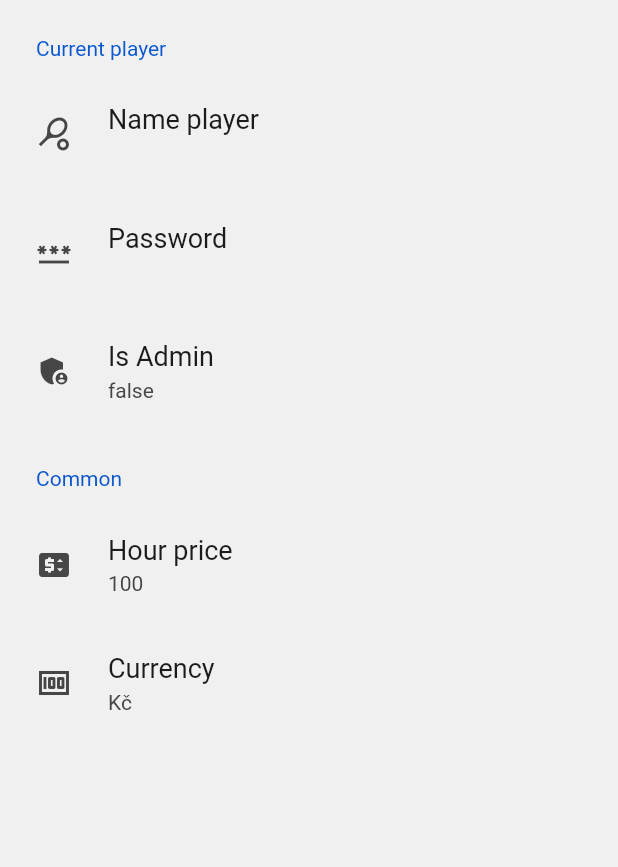
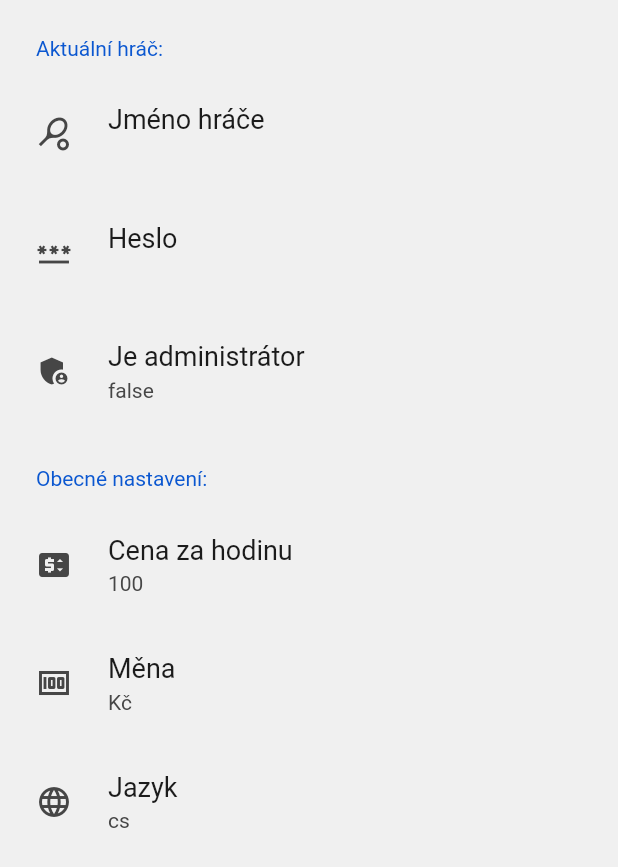
Before and after one commit to jelazi/tennis_cash_court, a Flutter app: the SettingsScreen screen opened directly, on a phone screen of 412 x 824 dp. Shown: the top 867 px of the screen. Run offline on Flutter 3.47's test engine with Material 2 defaults, Android fonts, the phone set to English and light mode, and no system bars; drawn by our look-alikes of settings_ui; our stand-ins replace datetime_picker_formfield, equatable, firebase_core, firebase_database, flutter_slidable, get and 3 more; missing offline and left inert: flutter_picker; accounts and stored records are empty; generated files the repository leaves out were written again.

Commit message:
WIP: Locale languages

```diff
--- a/lib/main.dart
+++ b/lib/main.dart
@@ -8,6 +8,7 @@ import 'controllers/settings.controller.dart';
 import 'controllers/authentication/authentication_state.dart';
 import 'controllers/authentication/login/login_page.dart';
 import 'controllers/authentication/splash_screen.dart';
+import 'others/languages.dart';
 import 'view/navbar/custom_tabs_widget.dart';
 import 'package:firebase_core/firebase_core.dart';
 import 'firebase_options.dart';
@@ -39,7 +40,9 @@ class MyApp extends StatelessWidget {
   Widget build(BuildContext context) {
     final AuthenticationController authenticationController = Get.find();
     return GetMaterialApp(
-      title: 'Tennis cash counter',
+      title: 'nameApp'.tr,
+      translations: Languages(),
+      locale: Locale('cs', 'CZ'),
       theme: ThemeData(
         primarySwatch: Colors.blue,
       ),
--- /dev/null
+++ b/lib/others/languages.dart
@@ -0,0 +1,37 @@
+import 'package:get/route_manager.dart';
+
+class Languages extends Translations {
+  @override
+  // TODO: implement keys
+  Map<String, Map<String, String>> get keys => {
+        'cs_Cz': {
+          'hello': 'Ahoj',
+          'nameApp': 'Počítání tenisových hodin',
+          'search': 'Hledej',
+          'fromDate': 'Od data: ',
+          'toDate': 'Do data: ',
+          'totalHours': 'Celkem hodin: ',
+          'hours': ' hodin',
+          'totalPrice': 'Celková cena: ',
+          'nothingToPay': 'Nic k zaplacení!',
+          'paymentAllHours': 'Zaplať',
+          'currentPlayer': 'Aktuální hráč:',
+          'namePlayer': 'Jméno hráče',
+          'password': 'Heslo',
+          'isAdmin': 'Je administrátor',
+          'common': 'Obecné nastavení:',
+          'hourPrice': 'Cena za hodinu',
+          'currency': 'Měna',
+          'language': 'Jazyk',
+          'ok': 'Ok',
+          'cancel': 'Zrušit',
+          'enterNewPass': 'Vlož nové heslo',
+          'enterNamePlayer': 'Vlož jméno hráče',
+          'enterShortCurrency': 'Vlož zkrácený název měny',
+          'enterHourPrice': 'Vlož cenu za hodinu',
+        },
+        'en_US': {
+          'hello': 'Hello',
+        },
+      };
+}
--- a/lib/view/screens/filter_screen.dart
+++ b/lib/view/screens/filter_screen.dart
@@ -57,8 +57,8 @@ class _FilterScreenState extends State<FilterScreen> {
             ),
             TextField(
               onChanged: (value) => _runFilter(value),
-              decoration: const InputDecoration(
-                  labelText: 'Search', suffixIcon: Icon(Icons.search)),
+              decoration: InputDecoration(
+                  labelText: 'search'.tr, suffixIcon: Icon(Icons.search)),
             ),
             const SizedBox(
               height: 20,
--- a/lib/view/screens/settings_screen.dart
+++ b/lib/view/screens/settings_screen.dart
@@ -13,6 +13,7 @@ class SettingsScreen extends StatefulWidget {
   late int hourPrice;
   late String currency;
   late bool isAdmin;
+  late RxString language = RxString('');
 
   SettingsScreen() {
     namePlayer = _settingsController.currentPlayer?.name ?? '';
@@ -20,6 +21,7 @@ class SettingsScreen extends StatefulWidget {
     hourPrice = _settingsController.priceForHour.value;
     currency = _settingsController.currency.value;
     isAdmin = _settingsController.currentPlayer?.isAdmin ?? false;
+    language.value = _settingsController.language.value.languageCode;
   }
 
   @override
@@ -33,10 +35,10 @@ class _SettingsScreenState extends State<SettingsScreen> {
       body: SettingsList(
         sections: [
           SettingsSection(
-            title: const Text('Current player'),
+            title: Text('currentPlayer'.tr),
             tiles: <SettingsTile>[
               SettingsTile.navigation(
-                title: const Text('Name player'),
+                title: Text('namePlayer'.tr),
                 leading: const Icon(Icons.sports_tennis),
                 value: Text(widget.namePlayer),
                 onPressed: (BuildContext context) {
@@ -44,7 +46,7 @@ class _SettingsScreenState extends State<SettingsScreen> {
                 },
               ),
               SettingsTile.navigation(
-                title: const Text('Password'),
+                title: Text('password'.tr),
                 leading: const Icon(Icons.password),
                 value: Text(widget.password),
                 onPressed: (BuildContext context) {
@@ -52,18 +54,18 @@ class _SettingsScreenState extends State<SettingsScreen> {
                 },
               ),
               SettingsTile.navigation(
-                title: const Text('Is Admin'),
+                title: Text('isAdmin'.tr),
                 leading: const Icon(Icons.admin_panel_settings),
                 value: Text(widget.isAdmin ? 'true' : 'false'),
               ),
             ],
           ),
           SettingsSection(
-            title: const Text('Common'),
+            title: Text('common'.tr),
             tiles: <SettingsTile>[
               SettingsTile.navigation(
                 leading: const Icon(Icons.price_change),
-                title: const Text('Hour price'),
+                title: Text('hourPrice'.tr),
                 value: Text(widget.hourPrice.toString()),
                 onPressed: (BuildContext context) {
                   Get.dialog(getDialogHourPrice());
@@ -71,10 +73,18 @@ class _SettingsScreenState extends State<SettingsScreen> {
               ),
               SettingsTile.navigation(
                 leading: Icon(Icons.money),
-                title: Text('Currency'),
+                title: Text('currency'.tr),
                 value: Text(widget.currency),
                 onPressed: (BuildContext context) {
                   Get.dialog(getDialogCurrency());
+                },
+              ),
+              SettingsTile.navigation(
+                leading: Icon(Icons.language),
+                title: Text('language'.tr),
+                value: Text(widget.language.value),
+                onPressed: (BuildContext context) {
+                  Get.dialog(getLanguage());
                 },
               ),
             ],
@@ -84,14 +94,57 @@ class _SettingsScreenState extends State<SettingsScreen> {
     );
   }
 
+  Widget getLanguage() {
+    List<String> listLanguage = ['cs', 'en'];
+    return AlertDialog(
+      title: Text('language'.tr),
+      content: DropdownButtonFormField<String>(
+        value: widget.language.value,
+        items: listLanguage.map((String value) {
+          return DropdownMenuItem<String>(
+            value: value,
+            child: Text(value),
+          );
+        }).toList(),
+        onChanged: (String? value) {
+          setState(() {
+            if (value != null) {
+              widget.language.value = value;
+            }
+          });
+        },
+      ),
+      actions: [
+        ElevatedButton(
+          onPressed: () {
+            widget._settingsController.language.value =
+                widget._settingsController.getLocale(widget.language.value);
+            widget._settingsController.saveData();
+            Get.updateLocale(widget._settingsController.language.value);
+            Navigator.of(Get.overlayContext!).pop();
+          },
+          child: Text('ok'.tr),
+        ),
+        ElevatedButton(
+          onPressed: () {
+            widget.language.value =
+                widget._settingsController.language.value.languageCode;
+            Navigator.of(Get.overlayContext!).pop();
+          },
+          child: Text('cancel'.tr),
+        ),
+      ],
+    );
+  }
+
   Widget getPassword() {
     return AlertDialog(
-      title: const Text('Password'),
+      title: Text('password'.tr),
       content: TextField(
         decoration: InputDecoration(
           border: const OutlineInputBorder(),
           labelText: widget.password,
-          hintText: 'Enter new password',
+          hintText: 'enterNewPass'.tr,
         ),
         keyboardType: TextInputType.text,
         onChanged: (text) {
@@ -108,7 +161,7 @@ class _SettingsScreenState extends State<SettingsScreen> {
             widget._settingsController.saveData();
             Navigator.of(Get.overlayContext!).pop();
           },
-          child: const Text('Ok'),
+          child: Text('ok'.tr),
         ),
         ElevatedButton(
           onPressed: () {
@@ -116,7 +169,7 @@ class _SettingsScreenState extends State<SettingsScreen> {
                 widget._settingsController.currentPlayer?.password ?? '';
             Navigator.of(Get.overlayContext!).pop();
           },
-          child: const Text('Cancel'),
+          child: Text('cancel'.tr),
         ),
       ],
     );
@@ -124,12 +177,12 @@ class _SettingsScreenState extends State<SettingsScreen> {
 
   Widget getDialogName() {
     return AlertDialog(
-      title: const Text('Name player'),
+      title: Text('namePlayer'.tr),
       content: TextField(
         decoration: InputDecoration(
           border: const OutlineInputBorder(),
           labelText: widget.namePlayer,
-          hintText: 'Enter name player',
+          hintText: 'enterNamePlayer'.tr,
         ),
         keyboardType: TextInputType.text,
         onChanged: (text) {
@@ -145,7 +198,7 @@ class _SettingsScreenState extends State<SettingsScreen> {
             widget._settingsController.saveData();
             Navigator.of(Get.overlayContext!).pop();
           },
-          child: const Text('Ok'),
+          child: Text('ok'.tr),
         ),
         ElevatedButton(
           onPressed: () {
@@ -153,7 +206,7 @@ class _SettingsScreenState extends State<SettingsScreen> {
                 widget._settingsController.currentPlayer?.name ?? '';
             Navigator.of(Get.overlayContext!).pop();
           },
-          child: const Text('Cancel'),
+          child: Text('cancel'.tr),
         ),
       ],
     );
@@ -161,12 +214,12 @@ class _SettingsScreenState extends State<SettingsScreen> {
 
   Widget getDialogCurrency() {
     return AlertDialog(
-      title: const Text('Currency'),
+      title: Text('currency'.tr),
       content: TextField(
         decoration: InputDecoration(
           border: const OutlineInputBorder(),
           labelText: widget.currency,
-          hintText: 'Enter short currency',
+          hintText: 'enterShortCurrency'.tr,
         ),
         keyboardType: TextInputType.text,
         onChanged: (text) {
@@ -182,14 +235,14 @@ class _SettingsScreenState extends State<SettingsScreen> {
             widget._settingsController.saveData();
             Navigator.of(Get.overlayContext!).pop();
           },
-          child: const Text('Ok'),
+          child: Text('ok'.tr),
         ),
         ElevatedButton(
           onPressed: () {
             widget.currency = widget._settingsController.currency.value;
             Navigator.of(Get.overlayContext!).pop();
           },
-          child: const Text('Cancel'),
+          child: Text('cancel'.tr),
         ),
       ],
     );
@@ -197,12 +250,12 @@ class _SettingsScreenState extends State<SettingsScreen> {
 
   Widget getDialogHourPrice() {
     return AlertDialog(
-      title: const Text('Hour price'),
+      title: Text('hourPrice'.tr),
       content: TextField(
         decoration: InputDecoration(
           border: const OutlineInputBorder(),
           labelText: widget.hourPrice.toString(),
-          hintText: 'Enter new price',
+          hintText: 'enterHourPrice'.tr,
         ),
         inputFormatters: <TextInputFormatter>[
           FilteringTextInputFormatter.allow(RegExp(r'[0-9]')),
@@ -221,14 +274,14 @@ class _SettingsScreenState extends State<SettingsScreen> {
             widget._settingsController.saveData();
             Navigator.of(Get.overlayContext!).pop();
           },
-          child: const Text('Ok'),
+          child: Text('Ok'.tr),
         ),
         ElevatedButton(
           onPressed: () {
             widget.hourPrice = widget._settingsController.priceForHour.value;
             Navigator.of(Get.overlayContext!).pop();
           },
-          child: const Text('Cancel'),
+          child: Text('cancel'.tr),
         ),
       ],
     );
```
Also changed, not shown: lib/controllers/settings.controller.dart (+12 -0 lines), lib/view/screens/Pay_screen.dart (+7 -7 lines).
